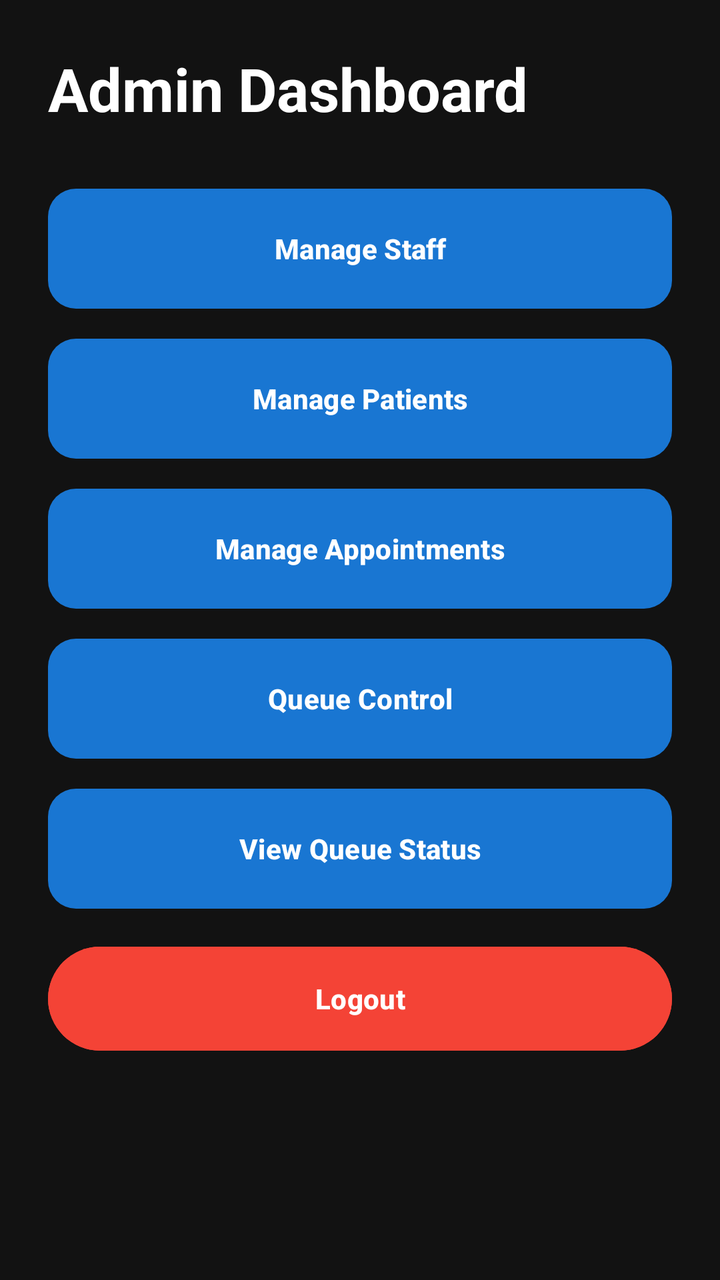
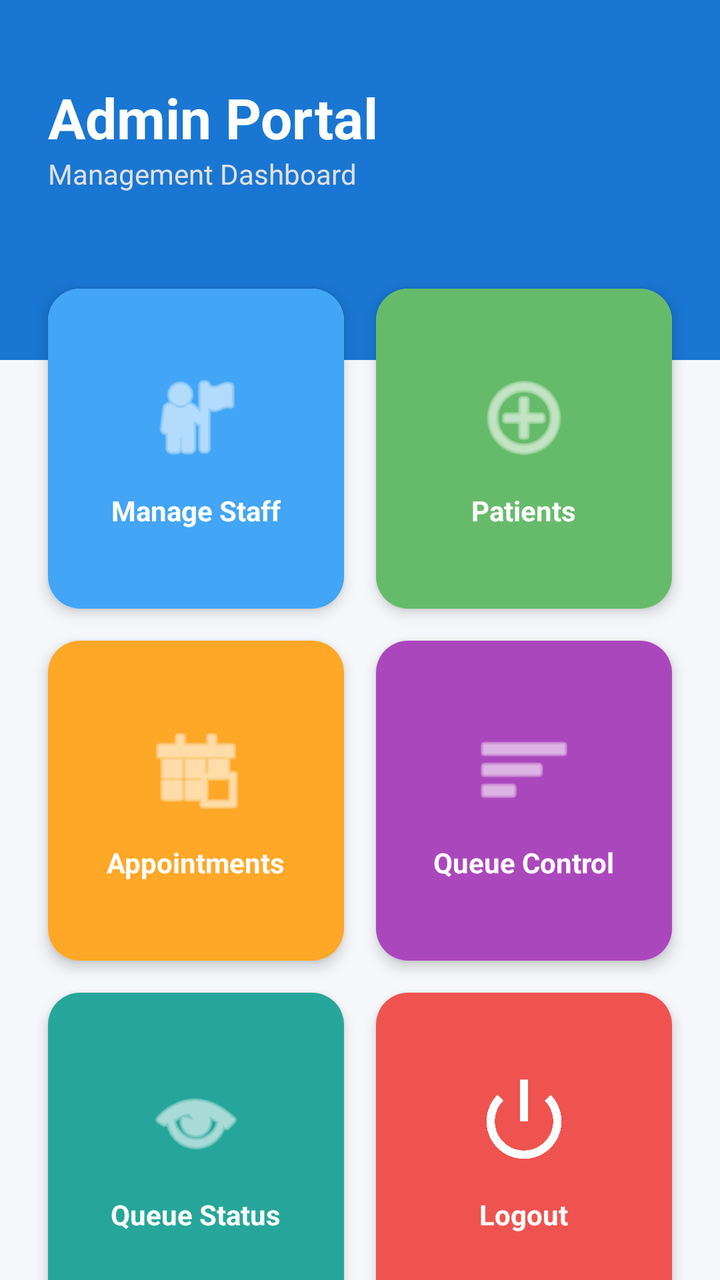

The first picture is an Android layout as it rendered before a commit; the second is the same layout after the commit. The layout source and the unified diff follow.
<!-- AndroidManifest.xml: application theme Theme.GlenEzyCareApps -->
<!-- res/layout/activity_admin_dashboard.xml -->
<?xml version="1.0" encoding="utf-8"?>
<ScrollView xmlns:android="http://schemas.android.com/apk/res/android"
    android:layout_width="match_parent"
    android:layout_height="match_parent"
    android:background="#121212">

    <LinearLayout
        android:layout_width="match_parent"
        android:layout_height="wrap_content"
        android:orientation="vertical"
        android:padding="24dp">

        <TextView
            android:layout_width="wrap_content"
            android:layout_height="wrap_content"
            android:text="Admin Dashboard"
            android:textColor="#FFFFFF"
            android:textSize="30sp"
            android:textStyle="bold"
            android:layout_marginBottom="30dp"/>

        <Button
            android:id="@+id/btnManageStaff"
            android:layout_width="match_parent"
            android:layout_height="60dp"
            android:text="Manage Staff"
            android:textColor="#FFFFFF"
            android:textStyle="bold"
            android:background="@drawable/button_blue"
            android:layout_marginBottom="15dp"/>

        <Button
            android:id="@+id/btnManagePatients"
            android:layout_width="match_parent"
            android:layout_height="60dp"
            android:text="Manage Patients"
            android:textColor="#FFFFFF"
            android:textStyle="bold"
            android:background="@drawable/button_blue"
            android:layout_marginBottom="15dp"/>

        <Button
            android:id="@+id/btnManageAppointments"
            android:layout_width="match_parent"
            android:layout_height="60dp"
            android:text="Manage Appointments"
            android:textColor="#FFFFFF"
            android:textStyle="bold"
            android:background="@drawable/button_blue"
            android:layout_marginBottom="15dp"/>

        <Button
            android:id="@+id/btnQueueControl"
            android:layout_width="match_parent"
            android:layout_height="60dp"
            android:text="Queue Control"
            android:textColor="#FFFFFF"
            android:textStyle="bold"
            android:background="@drawable/button_blue"
            android:layout_marginBottom="15dp"/>

        <Button
            android:id="@+id/btnViewQueueStatus"
            android:layout_width="match_parent"
            android:layout_height="60dp"
            android:text="View Queue Status"
            android:textColor="#FFFFFF"
            android:textStyle="bold"
            android:background="@drawable/button_blue"
            android:layout_marginBottom="15dp"/>

        <Button
            android:id="@+id/btnAdminLogout"
            android:layout_width="match_parent"
            android:layout_height="60dp"
            android:text="Logout"
            android:textColor="#FFFFFF"
            android:textStyle="bold"
            android:backgroundTint="#F44336"/>

    </LinearLayout>

</ScrollView>
<!-- resources referenced by this layout -->
<resources>
  <!-- drawable button_blue (drawable) -->
  <?xml version="1.0" encoding="utf-8"?>
  <shape xmlns:android="http://schemas.android.com/apk/res/android">
      <solid android:color="@color/primary_blue"/>
      <corners android:radius="14dp"/>
  </shape>
  <style name="Theme.GlenEzyCareApps" parent="Theme.Material3.DayNight.NoActionBar">
  
          <item name="colorPrimary">@color/primary_blue</item>
          <item name="colorOnPrimary">@color/white</item>
  
          <item name="android:statusBarColor">@color/background_dark</item>
          <item name="android:navigationBarColor">@color/background_dark</item>
  
      </style>
  <color name="primary_blue">#1976D2</color>
  <color name="white">#FFFFFF</color>
  <color name="background_dark">#121212</color>
</resources>

<!-- the commit's change to res/layout/activity_admin_dashboard.xml (unified diff, before → after) -->
@@ -1,83 +1,262 @@
 <?xml version="1.0" encoding="utf-8"?>
-<ScrollView xmlns:android="http://schemas.android.com/apk/res/android"
+<androidx.constraintlayout.widget.ConstraintLayout xmlns:android="http://schemas.android.com/apk/res/android"
+    xmlns:app="http://schemas.android.com/apk/res-auto"
     android:layout_width="match_parent"
     android:layout_height="match_parent"
-    android:background="#121212">
-
-    <LinearLayout
+    android:background="#F5F7FA">
+
+    
+    <View
+        android:id="@+id/topHeader"
         android:layout_width="match_parent"
+        android:layout_height="180dp"
+        android:background="@color/primary_blue"
+        app:layout_constraintTop_toTopOf="parent" />
+
+    <TextView
+        android:id="@+id/tvAdminTitle"
+        android:layout_width="wrap_content"
         android:layout_height="wrap_content"
-        android:orientation="vertical"
-        android:padding="24dp">
-
-        <TextView
-            android:layout_width="wrap_content"
+        android:layout_marginStart="24dp"
+        android:layout_marginTop="40dp"
+        android:text="Admin Portal"
+        android:textColor="@color/white"
+        android:textSize="28sp"
+        android:textStyle="bold"
+        app:layout_constraintStart_toStartOf="parent"
+        app:layout_constraintTop_toTopOf="parent" />
+
+    <TextView
+        android:layout_width="wrap_content"
+        android:layout_height="wrap_content"
+        android:text="Management Dashboard"
+        android:textColor="#E0E0E0"
+        android:textSize="14sp"
+        app:layout_constraintStart_toStartOf="@+id/tvAdminTitle"
+        app:layout_constraintTop_toBottomOf="@+id/tvAdminTitle" />
+
+    
+    <androidx.core.widget.NestedScrollView
+        android:layout_width="match_parent"
+        android:layout_height="0dp"
+        android:layout_marginTop="-60dp"
+        app:layout_constraintBottom_toBottomOf="parent"
+        app:layout_constraintTop_toBottomOf="@+id/topHeader">
+
+        <GridLayout
+            android:layout_width="match_parent"
             android:layout_height="wrap_content"
-            android:text="Admin Dashboard"
-            android:textColor="#FFFFFF"
-            android:textSize="30sp"
-            android:textStyle="bold"
-            android:layout_marginBottom="30dp"/>
-
-        <Button
-            android:id="@+id/btnManageStaff"
-            android:layout_width="match_parent"
-            android:layout_height="60dp"
-            android:text="Manage Staff"
-            android:textColor="#FFFFFF"
-            android:textStyle="bold"
-            android:background="@drawable/button_blue"
-            android:layout_marginBottom="15dp"/>
-
-        <Button
-            android:id="@+id/btnManagePatients"
-            android:layout_width="match_parent"
-            android:layout_height="60dp"
-            android:text="Manage Patients"
-            android:textColor="#FFFFFF"
-            android:textStyle="bold"
-            android:background="@drawable/button_blue"
-            android:layout_marginBottom="15dp"/>
-
-        <Button
-            android:id="@+id/btnManageAppointments"
-            android:layout_width="match_parent"
-            android:layout_height="60dp"
-            android:text="Manage Appointments"
-            android:textColor="#FFFFFF"
-            android:textStyle="bold"
-            android:background="@drawable/button_blue"
-            android:layout_marginBottom="15dp"/>
-
-        <Button
-            android:id="@+id/btnQueueControl"
-            android:layout_width="match_parent"
-            android:layout_height="60dp"
-            android:text="Queue Control"
-            android:textColor="#FFFFFF"
-            android:textStyle="bold"
-            android:background="@drawable/button_blue"
-            android:layout_marginBottom="15dp"/>
-
-        <Button
-            android:id="@+id/btnViewQueueStatus"
-            android:layout_width="match_parent"
-            android:layout_height="60dp"
-            android:text="View Queue Status"
-            android:textColor="#FFFFFF"
-            android:textStyle="bold"
-            android:background="@drawable/button_blue"
-            android:layout_marginBottom="15dp"/>
-
-        <Button
-            android:id="@+id/btnAdminLogout"
-            android:layout_width="match_parent"
-            android:layout_height="60dp"
-            android:text="Logout"
-            android:textColor="#FFFFFF"
-            android:textStyle="bold"
-            android:backgroundTint="#F44336"/>
-
-    </LinearLayout>
-
-</ScrollView>
+            android:alignmentMode="alignMargins"
+            android:columnCount="2"
+            android:padding="16dp"
+            android:rowCount="3">
+
+            
+            <androidx.cardview.widget.CardView
+                android:id="@+id/btnManageStaff"
+                android:layout_width="0dp"
+                android:layout_height="160dp"
+                android:layout_rowWeight="1"
+                android:layout_columnWeight="1"
+                android:layout_margin="8dp"
+                app:cardCornerRadius="16dp"
+                app:cardElevation="4dp">
+
+                <LinearLayout
+                    android:layout_width="match_parent"
+                    android:layout_height="match_parent"
+                    android:background="#42A5F5"
+                    android:gravity="center"
+                    android:orientation="vertical">
+
+                    <ImageView
+                        android:layout_width="50dp"
+                        android:layout_height="50dp"
+                        android:src="@android:drawable/ic_menu_myplaces"
+                        app:tint="@color/white" />
+
+                    <TextView
+                        android:layout_width="wrap_content"
+                        android:layout_height="wrap_content"
+                        android:layout_marginTop="12dp"
+                        android:text="Manage Staff"
+                        android:textColor="@color/white"
+                        android:textStyle="bold" />
+                </LinearLayout>
+            </androidx.cardview.widget.CardView>
+
+            
+            <androidx.cardview.widget.CardView
+                android:id="@+id/btnManagePatients"
+                android:layout_width="0dp"
+                android:layout_height="160dp"
+                android:layout_rowWeight="1"
+                android:layout_columnWeight="1"
+                android:layout_margin="8dp"
+                app:cardCornerRadius="16dp"
+                app:cardElevation="4dp">
+
+                <LinearLayout
+                    android:layout_width="match_parent"
+                    android:layout_height="match_parent"
+                    android:background="#66BB6A"
+                    android:gravity="center"
+                    android:orientation="vertical">
+
+                    <ImageView
+                        android:layout_width="50dp"
+                        android:layout_height="50dp"
+                        android:src="@android:drawable/ic_menu_add"
+                        app:tint="@color/white" />
+
+                    <TextView
+                        android:layout_width="wrap_content"
+                        android:layout_height="wrap_content"
+                        android:layout_marginTop="12dp"
+                        android:text="Patients"
+                        android:textColor="@color/white"
+                        android:textStyle="bold" />
+                </LinearLayout>
+            </androidx.cardview.widget.CardView>
+
+            
+            <androidx.cardview.widget.CardView
+                android:id="@+id/btnManageAppointments"
+                android:layout_width="0dp"
+                android:layout_height="160dp"
+                android:layout_rowWeight="1"
+                android:layout_columnWeight="1"
+                android:layout_margin="8dp"
+                app:cardCornerRadius="16dp"
+                app:cardElevation="4dp">
+
+                <LinearLayout
+                    android:layout_width="match_parent"
+                    android:layout_height="match_parent"
+                    android:background="#FFA726"
+                    android:gravity="center"
+                    android:orientation="vertical">
+
+                    <ImageView
+                        android:layout_width="50dp"
+                        android:layout_height="50dp"
+                        android:src="@android:drawable/ic_menu_today"
+                        app:tint="@color/white" />
+
+                    <TextView
+                        android:layout_width="wrap_content"
+                        android:layout_height="wrap_content"
+                        android:layout_marginTop="12dp"
+                        android:text="Appointments"
+                        android:textColor="@color/white"
+                        android:textStyle="bold" />
+                </LinearLayout>
+            </androidx.cardview.widget.CardView>
+
+            
+            <androidx.cardview.widget.CardView
+                android:id="@+id/btnQueueControl"
+                android:layout_width="0dp"
+                android:layout_height="160dp"
+                android:layout_rowWeight="1"
+                android:layout_columnWeight="1"
+                android:layout_margin="8dp"
+                app:cardCornerRadius="16dp"
+                app:cardElevation="4dp">
+
+                <LinearLayout
+                    android:layout_width="match_parent"
+                    android:layout_height="match_parent"
+                    android:background="#AB47BC"
+                    android:gravity="center"
+                    android:orientation="vertical">
+
+                    <ImageView
+                        android:id="@+id/imageView"
+                        android:layout_width="match_parent"
+                        android:layout_height="50dp"
+                        android:src="@android:drawable/ic_menu_sort_by_size"
+                        app:tint="@color/white" />
+
+                    <TextView
+                        android:layout_width="wrap_content"
+                        android:layout_height="wrap_content"
+                        android:layout_marginTop="12dp"
+                        android:text="Queue Control"
+                        android:textColor="@color/white"
+                        android:textStyle="bold" />
+                </LinearLayout>
+            </androidx.cardview.widget.CardView>
+
+            
+            <androidx.cardview.widget.CardView
+                android:id="@+id/btnViewQueueStatus"
+                android:layout_width="0dp"
+                android:layout_height="160dp"
+                android:layout_rowWeight="1"
+                android:layout_columnWeight="1"
+                android:layout_margin="8dp"
+                app:cardCornerRadius="16dp"
+                app:cardElevation="4dp">
+
+                <LinearLayout
+                    android:layout_width="match_parent"
+                    android:layout_height="match_parent"
+                    android:background="#26A69A"
+                    android:gravity="center"
+                    android:orientation="vertical">
+
+                    <ImageView
+                        android:layout_width="50dp"
+                        android:layout_height="50dp"
+                        android:src="@android:drawable/ic_menu_view"
+                        app:tint="@color/white" />
+
+                    <TextView
+                        android:layout_width="wrap_content"
+                        android:layout_height="wrap_content"
+                        android:layout_marginTop="12dp"
+                        android:text="Queue Status"
+                        android:textColor="@color/white"
+                        android:textStyle="bold" />
+                </LinearLayout>
+            </androidx.cardview.widget.CardView>
+
+            
+            <androidx.cardview.widget.CardView
+                android:id="@+id/btnAdminLogout"
+                android:layout_width="0dp"
+                android:layout_height="160dp"
+                android:layout_rowWeight="1"
+                android:layout_columnWeight="1"
+                android:layout_margin="8dp"
+                app:cardCornerRadius="16dp"
+                app:cardElevation="4dp">
+
+                <LinearLayout
+                    android:layout_width="match_parent"
+                    android:layout_height="match_parent"
+                    android:background="#EF5350"
+                    android:gravity="center"
+                    android:orientation="vertical">
+
+                    <ImageView
+                        android:layout_width="50dp"
+                        android:layout_height="50dp"
+                        android:src="@android:drawable/ic_lock_power_off"
+                        app:tint="@color/white" />
+
+                    <TextView
+                        android:layout_width="wrap_content"
+                        android:layout_height="wrap_content"
+                        android:layout_marginTop="12dp"
+                        android:text="Logout"
+                        android:textColor="@color/white"
+                        android:textStyle="bold" />
+                </LinearLayout>
+            </androidx.cardview.widget.CardView>
+
+        </GridLayout>
+    </androidx.core.widget.NestedScrollView>
+
+</androidx.constraintlayout.widget.ConstraintLayout>
<!-- resource entries referenced after the edit -->
@@ -1,11 +1,5 @@
 <!-- resources referenced by this layout -->
 <resources>
-  <!-- drawable button_blue (drawable) -->
-  <?xml version="1.0" encoding="utf-8"?>
-  <shape xmlns:android="http://schemas.android.com/apk/res/android">
-      <solid android:color="@color/primary_blue"/>
-      <corners android:radius="14dp"/>
-  </shape>
   <style name="Theme.GlenEzyCareApps" parent="Theme.Material3.DayNight.NoActionBar">
   
           <item name="colorPrimary">@color/primary_blue</item>
